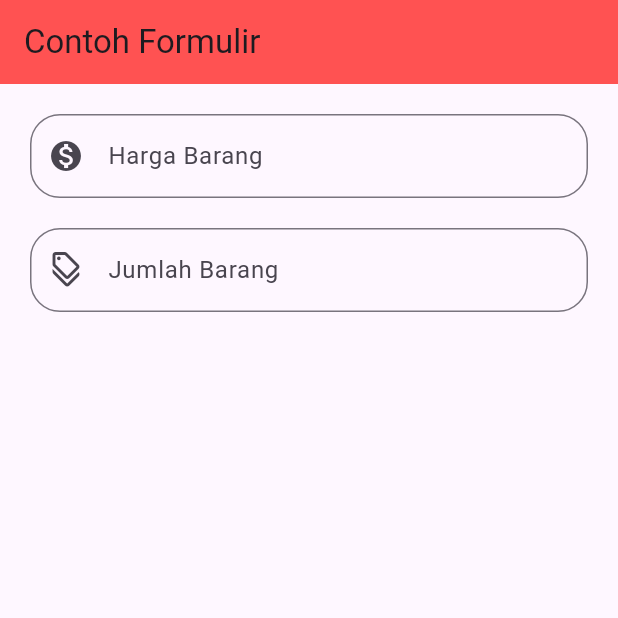
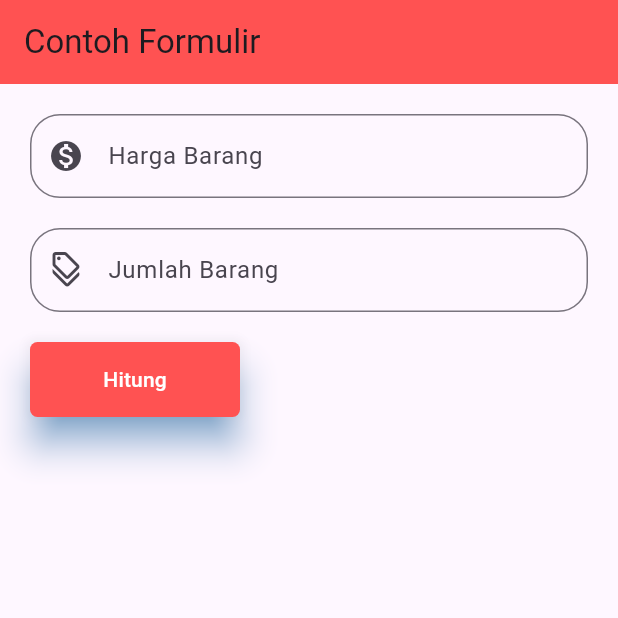
Before and after one commit to vian-verse/mencoba-widget-flutter, a Flutter app: the screen it shows after launch, on a phone screen of 412 x 824 dp, the top half of it. Run offline on Flutter 3.47's test engine with Material 3 defaults, Android fonts, the light colour scheme and no system bars.

Commit message:
menambahkan button

```diff
--- a/lib/main.dart
+++ b/lib/main.dart
@@ -53,14 +53,16 @@
                           borderRadius: BorderRadius.circular(20))),
                   keyboardType: TextInputType.number,
                   inputFormatters: [FilteringTextInputFormatter.digitsOnly],
-                  validator: (value){
-                    if(value!.isEmpty){
+                  validator: (value) {
+                    if (value!.isEmpty) {
                       return "Harga harus terisi";
                     }
                     return null;
                   },
                 ),
-                SizedBox(height: 20,),
+                SizedBox(
+                  height: 20,
+                ),
                 TextFormField(
                   controller: xJumlah,
                   decoration: InputDecoration(
@@ -72,13 +74,33 @@
                           borderRadius: BorderRadius.circular(20))),
                   keyboardType: TextInputType.number,
                   inputFormatters: [FilteringTextInputFormatter.digitsOnly],
-                  validator: (value){
-                    if(value!.isEmpty){
+                  validator: (value) {
+                    if (value!.isEmpty) {
                       return "Harga harus terisi";
                     }
                     return null;
                   },
                 ),
+                SizedBox(
+                  height: 20,
+                ),
+                Row(
+                  children: [
+                    ElevatedButton(
+                      onPressed: () {},
+                      child: Text('Hitung',style: TextStyle(color: Colors.white),),
+                      style: ElevatedButton.styleFrom(
+                        backgroundColor: Colors.redAccent,
+                        minimumSize: Size(140, 50),
+                        shape: RoundedRectangleBorder(
+                          borderRadius: BorderRadius.circular(5)
+                        ),
+                        shadowColor: Colors.blue,
+                        elevation: 10
+                      ),
+                    )
+                  ],
+                )
               ],
             ),
           ),
```
